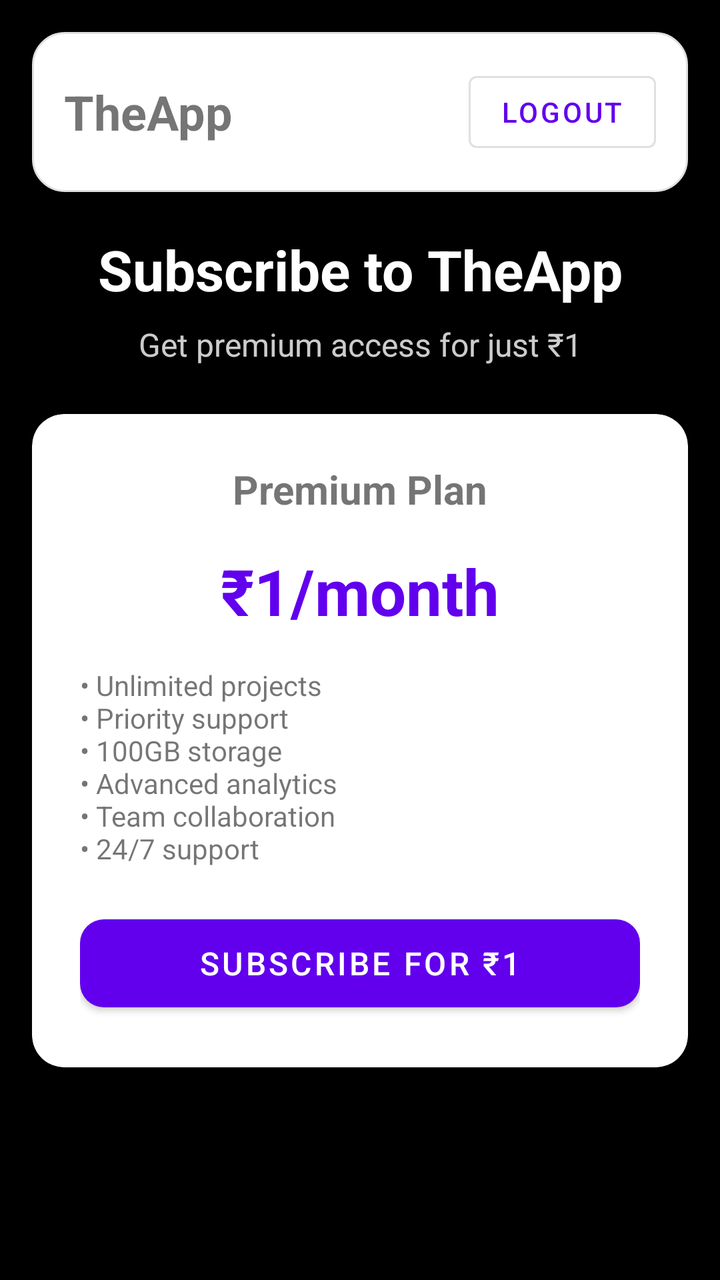
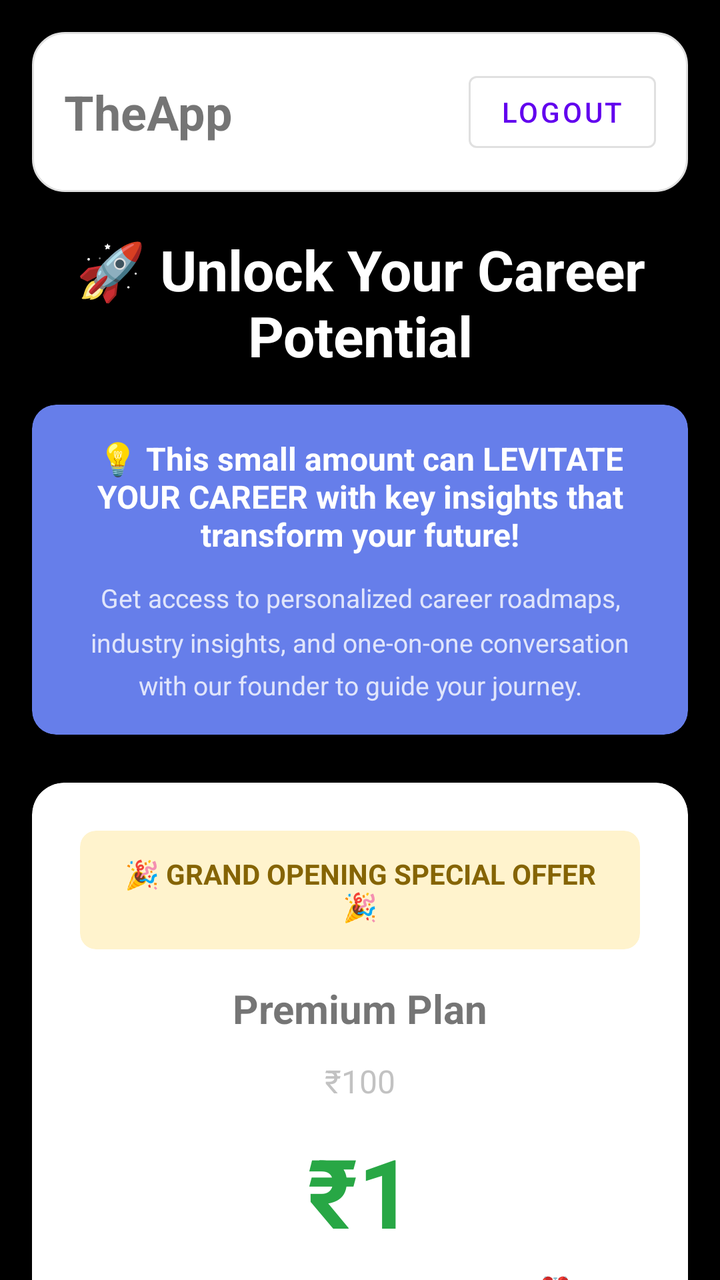

An Android layout rendered at two revisions. The XML below is the earlier revision; the diff shows what the commit changed to produce the second picture.
<!-- AndroidManifest.xml: activity theme Theme.TheApp -->
<!-- res/layout/activity_payment.xml -->
<?xml version="1.0" encoding="utf-8"?>
<androidx.constraintlayout.widget.ConstraintLayout xmlns:android="http://schemas.android.com/apk/res/android"
    xmlns:app="http://schemas.android.com/apk/res-auto"
    xmlns:tools="http://schemas.android.com/tools"
    android:layout_width="match_parent"
    android:layout_height="match_parent"
    android:background="@drawable/gradient_background"
    tools:context=".PaymentActivity">

    <ScrollView
        android:layout_width="match_parent"
        android:layout_height="match_parent">

        <LinearLayout
            android:layout_width="match_parent"
            android:layout_height="wrap_content"
            android:orientation="vertical"
            android:padding="16dp">

            
            <LinearLayout
                android:layout_width="match_parent"
                android:layout_height="wrap_content"
                android:orientation="horizontal"
                android:gravity="center_vertical"
                android:padding="16dp"
                android:background="@drawable/card_background"
                android:layout_marginBottom="20dp">

                <TextView
                    android:layout_width="0dp"
                    android:layout_height="wrap_content"
                    android:layout_weight="1"
                    android:text="TheApp"
                    android:textSize="24sp"
                    android:textStyle="bold" />

                <com.google.android.material.button.MaterialButton
                    android:id="@+id/btnLogout"
                    android:layout_width="wrap_content"
                    android:layout_height="wrap_content"
                    android:text="Logout"
                    style="@style/Widget.MaterialComponents.Button.OutlinedButton" />

            </LinearLayout>

            
            <TextView
                android:layout_width="match_parent"
                android:layout_height="wrap_content"
                android:text="Subscribe to TheApp"
                android:textSize="28sp"
                android:textStyle="bold"
                android:gravity="center"
                android:textColor="@color/white"
                android:layout_marginBottom="8dp" />

            <TextView
                android:layout_width="match_parent"
                android:layout_height="wrap_content"
                android:text="Get premium access for just ₹1"
                android:textSize="16sp"
                android:gravity="center"
                android:textColor="@color/white_80"
                android:layout_marginBottom="24dp" />


            
            <androidx.cardview.widget.CardView
                android:layout_width="match_parent"
                android:layout_height="wrap_content"
                app:cardCornerRadius="16dp"
                app:cardElevation="8dp"
                android:layout_marginBottom="24dp">

                <LinearLayout
                    android:layout_width="match_parent"
                    android:layout_height="wrap_content"
                    android:orientation="vertical"
                    android:padding="24dp">

                    <TextView
                        android:layout_width="match_parent"
                        android:layout_height="wrap_content"
                        android:text="Premium Plan"
                        android:textSize="20sp"
                        android:textStyle="bold"
                        android:gravity="center" />

                    <TextView
                        android:id="@+id/tvPlanPrice"
                        android:layout_width="match_parent"
                        android:layout_height="wrap_content"
                        android:text="₹1/month"
                        android:textSize="32sp"
                        android:textStyle="bold"
                        android:textColor="@color/purple_500"
                        android:gravity="center"
                        android:layout_marginVertical="16dp" />

                    <TextView
                        android:layout_width="match_parent"
                        android:layout_height="wrap_content"
                        android:text="• Unlimited projects\n• Priority support\n• 100GB storage\n• Advanced analytics\n• Team collaboration\n• 24/7 support"
                        android:textSize="14sp"
                        android:layout_marginBottom="20dp" />

                    <com.google.android.material.button.MaterialButton
                        android:id="@+id/btnChoosePlan"
                        android:layout_width="match_parent"
                        android:layout_height="56dp"
                        android:text="Subscribe for ₹1"
                        android:textSize="16sp"
                        app:cornerRadius="12dp" />

                </LinearLayout>

            </androidx.cardview.widget.CardView>

            
            <LinearLayout
                android:id="@+id/layoutPaymentOptions"
                android:layout_width="match_parent"
                android:layout_height="wrap_content"
                android:orientation="vertical"
                android:visibility="gone">

                <androidx.cardview.widget.CardView
                    android:layout_width="match_parent"
                    android:layout_height="wrap_content"
                    app:cardCornerRadius="16dp"
                    app:cardElevation="8dp">

                    <LinearLayout
                        android:layout_width="match_parent"
                        android:layout_height="wrap_content"
                        android:orientation="vertical"
                        android:padding="24dp">

                        <TextView
                            android:layout_width="match_parent"
                            android:layout_height="wrap_content"
                            android:text="Complete Your Purchase"
                            android:textSize="20sp"
                            android:textStyle="bold"
                            android:gravity="center"
                            android:layout_marginBottom="16dp" />

                        <TextView
                            android:id="@+id/tvSelectedPlan"
                            android:layout_width="match_parent"
                            android:layout_height="wrap_content"
                            android:text="Premium Plan"
                            android:textSize="16sp"
                            android:gravity="center"
                            android:layout_marginBottom="8dp" />

                        <TextView
                            android:id="@+id/tvSelectedPrice"
                            android:layout_width="match_parent"
                            android:layout_height="wrap_content"
                            android:text="₹1/month"
                            android:textSize="24sp"
                            android:textStyle="bold"
                            android:textColor="@color/purple_500"
                            android:gravity="center"
                            android:layout_marginBottom="24dp" />

                        <TextView
                            android:layout_width="match_parent"
                            android:layout_height="wrap_content"
                            android:text="📧 Enter Your Email"
                            android:textSize="16sp"
                            android:textStyle="bold"
                            android:layout_marginBottom="8dp" />

                        <TextView
                            android:layout_width="match_parent"
                            android:layout_height="wrap_content"
                            android:text="We'll send you a QR code for payment"
                            android:textSize="12sp"
                            android:textColor="@color/purple_500"
                            android:layout_marginBottom="12dp" />

                        <com.google.android.material.textfield.TextInputLayout
                            android:layout_width="match_parent"
                            android:layout_height="wrap_content"
                            android:layout_marginBottom="16dp"
                            style="@style/Widget.MaterialComponents.TextInputLayout.OutlinedBox">

                            <com.google.android.material.textfield.TextInputEditText
                                android:id="@+id/etUserEmail"
                                android:layout_width="match_parent"
                                android:layout_height="wrap_content"
                                android:hint="your.email@example.com"
                                android:inputType="textEmailAddress" />

                        </com.google.android.material.textfield.TextInputLayout>

                        <com.google.android.material.button.MaterialButton
                            android:id="@+id/btnSubmitEmail"
                            android:layout_width="match_parent"
                            android:layout_height="56dp"
                            android:text="📨 Submit Email"
                            android:textSize="16sp"
                            app:cornerRadius="12dp"
                            android:layout_marginBottom="24dp" />

                        <TextView
                            android:id="@+id/tvPendingMessage"
                            android:layout_width="match_parent"
                            android:layout_height="wrap_content"
                            android:text="⏳ Waiting for approval..."
                            android:textSize="14sp"
                            android:gravity="center"
                            android:padding="12dp"
                            android:background="@drawable/card_background"
                            android:visibility="gone"
                            android:layout_marginBottom="12dp" />

                        <com.google.android.material.button.MaterialButton
                            android:id="@+id/btnCheckStatus"
                            android:layout_width="match_parent"
                            android:layout_height="56dp"
                            android:text="🔄 Check Approval Status"
                            android:textSize="16sp"
                            app:cornerRadius="12dp"
                            style="@style/Widget.MaterialComponents.Button.OutlinedButton"
                            android:visibility="gone" />

                    </LinearLayout>

                </androidx.cardview.widget.CardView>

            </LinearLayout>

            
            <ProgressBar
                android:id="@+id/progressBar"
                android:layout_width="wrap_content"
                android:layout_height="wrap_content"
                android:layout_gravity="center"
                android:layout_marginTop="20dp"
                android:visibility="gone" />

        </LinearLayout>

    </ScrollView>

</androidx.constraintlayout.widget.ConstraintLayout>
<!-- resources referenced by this layout -->
<resources>
  <color name="purple_500">#FF6200EE</color>
  <color name="white">#FFFFFFFF</color>
  <color name="white_80">#CCFFFFFF</color>
  <!-- drawable card_background (drawable) -->
  <?xml version="1.0" encoding="utf-8"?>
  <shape xmlns:android="http://schemas.android.com/apk/res/android">
      <solid android:color="@color/white" />
      <corners android:radius="16dp" />
      <stroke android:width="1dp" android:color="#E0E0E0" />
  </shape>
  <!-- drawable gradient_background (drawable) -->
  <?xml version="1.0" encoding="utf-8"?>
  <shape xmlns:android="http://schemas.android.com/apk/res/android">
      <gradient
          android:angle="135"
          android:startColor="@color/gradient_start"
          android:endColor="@color/gradient_end"
          android:type="linear" />
  </shape>
  <style name="Theme.TheApp" parent="Theme.MaterialComponents.DayNight.DarkActionBar">
          
          <item name="colorPrimary">@color/purple_500</item>
          <item name="colorPrimaryVariant">@color/purple_700</item>
          <item name="colorOnPrimary">@color/white</item>
          
          <item name="colorSecondary">@color/teal_200</item>
          <item name="colorSecondaryVariant">@color/teal_700</item>
          <item name="colorOnSecondary">@color/black</item>
          
          <item name="android:statusBarColor">?attr/colorPrimaryVariant</item>
          
      </style>
  <color name="gradient_start">#FF000000</color>
  <color name="gradient_end">#FF000000</color>
  <color name="purple_700">#FF3700B3</color>
  <color name="teal_200">#FF03DAC5</color>
  <color name="teal_700">#FF018786</color>
  <color name="black">#FF000000</color>
</resources>

<!-- the commit's change to res/layout/activity_payment.xml (unified diff, before → after) -->
@@ -48,21 +48,49 @@
             <TextView
                 android:layout_width="match_parent"
                 android:layout_height="wrap_content"
-                android:text="Subscribe to TheApp"
+                android:text="🚀 Unlock Your Career Potential"
                 android:textSize="28sp"
                 android:textStyle="bold"
                 android:gravity="center"
                 android:textColor="@color/white"
-                android:layout_marginBottom="8dp" />
-
-            <TextView
-                android:layout_width="match_parent"
-                android:layout_height="wrap_content"
-                android:text="Get premium access for just ₹1"
-                android:textSize="16sp"
-                android:gravity="center"
-                android:textColor="@color/white_80"
-                android:layout_marginBottom="24dp" />
+                android:layout_marginBottom="16dp" />
+
+            <androidx.cardview.widget.CardView
+                android:layout_width="match_parent"
+                android:layout_height="wrap_content"
+                app:cardCornerRadius="12dp"
+                app:cardElevation="4dp"
+                android:layout_marginBottom="24dp"
+                app:cardBackgroundColor="#667eea">
+
+                <LinearLayout
+                    android:layout_width="match_parent"
+                    android:layout_height="wrap_content"
+                    android:orientation="vertical"
+                    android:padding="16dp">
+
+                    <TextView
+                        android:layout_width="match_parent"
+                        android:layout_height="wrap_content"
+                        android:text="💡 This small amount can LEVITATE YOUR CAREER with key insights that transform your future!"
+                        android:textSize="16sp"
+                        android:textStyle="bold"
+                        android:textColor="@color/white"
+                        android:gravity="center"
+                        android:layout_marginBottom="12dp" />
+
+                    <TextView
+                        android:layout_width="match_parent"
+                        android:layout_height="wrap_content"
+                        android:text="Get access to personalized career roadmaps, industry insights, and one-on-one conversation with our founder to guide your journey."
+                        android:textSize="13sp"
+                        android:textColor="@color/white_80"
+                        android:gravity="center"
+                        android:lineSpacingMultiplier="1.4" />
+
+                </LinearLayout>
+
+            </androidx.cardview.widget.CardView>
 
 
             
@@ -79,31 +107,72 @@
                     android:orientation="vertical"
                     android:padding="24dp">
 
+                    <androidx.cardview.widget.CardView
+                        android:layout_width="match_parent"
+                        android:layout_height="wrap_content"
+                        app:cardCornerRadius="8dp"
+                        app:cardElevation="0dp"
+                        android:layout_marginBottom="16dp"
+                        app:cardBackgroundColor="#fff3cd">
+
+                        <TextView
+                            android:layout_width="match_parent"
+                            android:layout_height="wrap_content"
+                            android:text="🎉 GRAND OPENING SPECIAL OFFER 🎉"
+                            android:textSize="14sp"
+                            android:textStyle="bold"
+                            android:textColor="#856404"
+                            android:gravity="center"
+                            android:padding="12dp" />
+
+                    </androidx.cardview.widget.CardView>
+
                     <TextView
                         android:layout_width="match_parent"
                         android:layout_height="wrap_content"
                         android:text="Premium Plan"
                         android:textSize="20sp"
                         android:textStyle="bold"
-                        android:gravity="center" />
+                        android:gravity="center"
+                        android:layout_marginBottom="12dp" />
+
+                    <TextView
+                        android:layout_width="match_parent"
+                        android:layout_height="wrap_content"
+                        android:text="₹100"
+                        android:textSize="16sp"
+                        android:textColor="#999999"
+                        android:gravity="center"
+                        android:layout_marginBottom="4dp"
+                        android:alpha="0.6" />
 
                     <TextView
                         android:id="@+id/tvPlanPrice"
                         android:layout_width="match_parent"
                         android:layout_height="wrap_content"
-                        android:text="₹1/month"
-                        android:textSize="32sp"
+                        android:text="₹1"
+                        android:textSize="48sp"
                         android:textStyle="bold"
-                        android:textColor="@color/purple_500"
-                        android:gravity="center"
-                        android:layout_marginVertical="16dp" />
-
-                    <TextView
-                        android:layout_width="match_parent"
-                        android:layout_height="wrap_content"
-                        android:text="• Unlimited projects\n• Priority support\n• 100GB storage\n• Advanced analytics\n• Team collaboration\n• 24/7 support"
+                        android:textColor="#28a745"
+                        android:gravity="center"
+                        android:layout_marginVertical="8dp" />
+
+                    <TextView
+                        android:layout_width="match_parent"
+                        android:layout_height="wrap_content"
+                        android:text="Limited Time Offer - Avail Now! ⏰"
                         android:textSize="14sp"
+                        android:textColor="#666666"
+                        android:gravity="center"
                         android:layout_marginBottom="20dp" />
+
+                    <TextView
+                        android:layout_width="match_parent"
+                        android:layout_height="wrap_content"
+                        android:text="✅ Complete Career Assessment\n✅ Detailed RIASEC Analysis\n✅ Personalized Career Roadmaps\n✅ Top Institutes &amp; Salary Insights\n✅ One-on-One Conversation with Founder\n✅ Lifetime Access"
+                        android:textSize="14sp"
+                        android:layout_marginBottom="20dp"
+                        android:lineSpacingMultiplier="1.6" />
 
                     <com.google.android.material.button.MaterialButton
                         android:id="@+id/btnChoosePlan"
